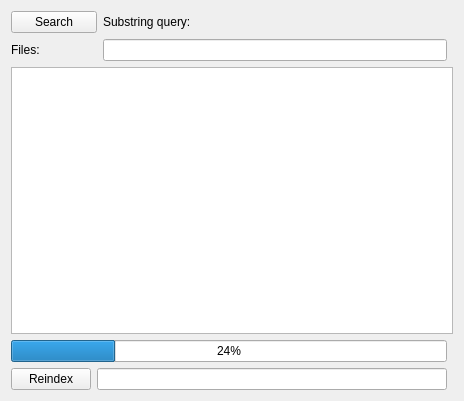
First picture: the form in Forms/askwidget.ui, repository qrort/substring-finder, before the edit.
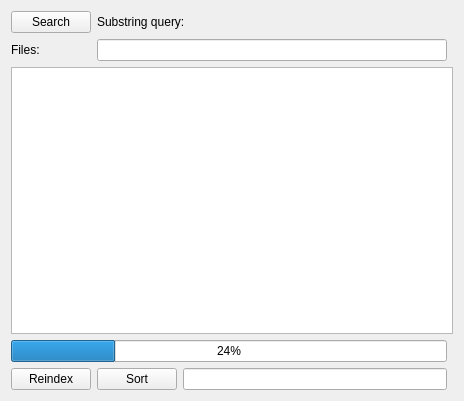
Second picture: the form after the edit.

Diff of the .ui file:
```diff
--- a/Forms/askwidget.ui
+++ b/Forms/askwidget.ui
@@ -16,53 +16,60 @@
   <layout class="QGridLayout" name="gridLayout">
    <item row="0" column="0">
     <layout class="QGridLayout" name="gridLayout_3">
-     <item row="5" column="0" colspan="3">
+     <item row="4" column="0" colspan="3">
       <widget class="QProgressBar" name="progressBar">
        <property name="value">
         <number>24</number>
        </property>
       </widget>
      </item>
-     <item row="4" column="0" colspan="4">
+     <item row="3" column="0" colspan="4">
       <widget class="QListWidget" name="listWidget"/>
      </item>
-     <item row="1" column="2">
-      <widget class="QLabel" name="label">
-       <property name="text">
-        <string>Substring query:</string>
-       </property>
-      </widget>
-     </item>
-     <item row="2" column="2">
-      <widget class="QLineEdit" name="query">
-       <property name="text">
-        <string/>
-       </property>
-      </widget>
-     </item>
-     <item row="6" column="0">
+     <item row="5" column="0">
       <widget class="QPushButton" name="reindexButton">
        <property name="text">
         <string>Reindex</string>
        </property>
       </widget>
      </item>
-     <item row="1" column="0" colspan="2">
+     <item row="5" column="2">
+      <widget class="QLineEdit" name="warn"/>
+     </item>
+     <item row="5" column="1">
+      <widget class="QPushButton" name="sortButton">
+       <property name="text">
+        <string>Sort</string>
+       </property>
+      </widget>
+     </item>
+     <item row="1" column="0">
       <widget class="QPushButton" name="searchButton">
        <property name="text">
         <string>Search</string>
        </property>
       </widget>
      </item>
-     <item row="2" column="0" colspan="2">
+     <item row="1" column="1" colspan="2">
+      <widget class="QLabel" name="label">
+       <property name="text">
+        <string>Substring query:</string>
+       </property>
+      </widget>
+     </item>
+     <item row="2" column="0">
       <widget class="QLabel" name="label_2">
        <property name="text">
         <string>Files:</string>
        </property>
       </widget>
      </item>
-     <item row="6" column="1" colspan="2">
-      <widget class="QLineEdit" name="warn"/>
+     <item row="2" column="1" colspan="2">
+      <widget class="QLineEdit" name="query">
+       <property name="text">
+        <string/>
+       </property>
+      </widget>
      </item>
     </layout>
    </item>
```
